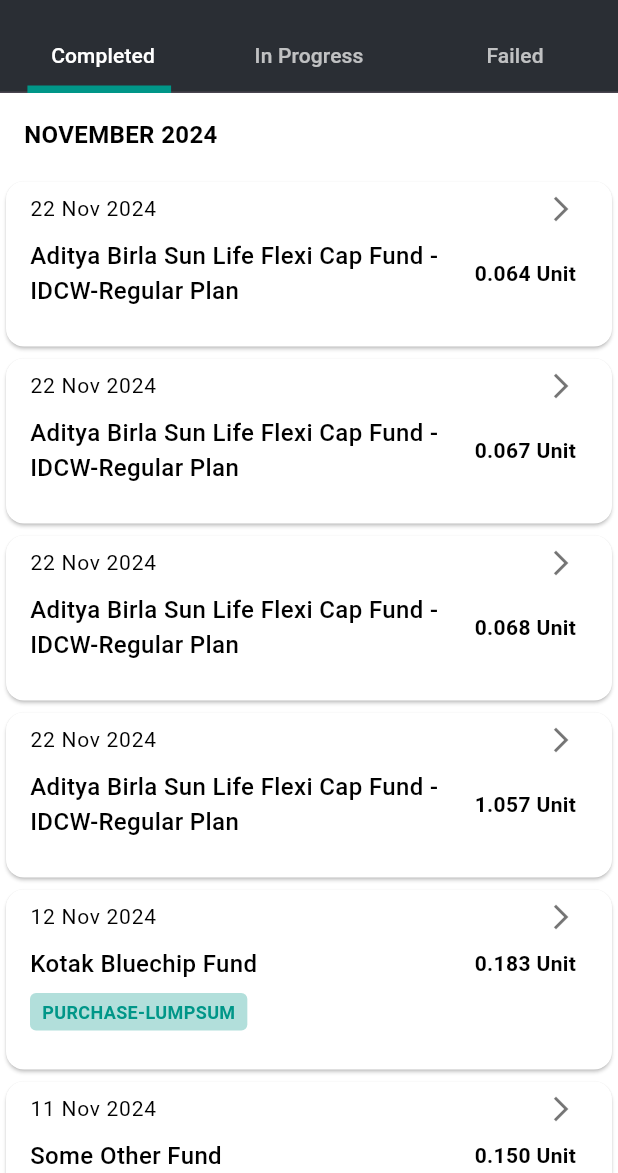
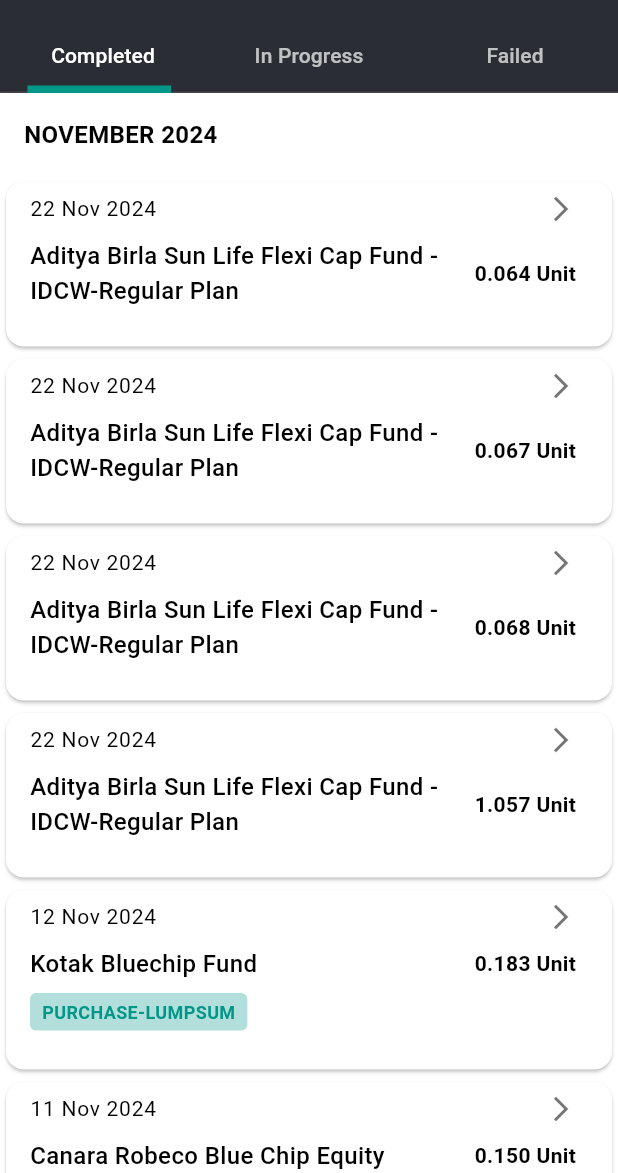
Before and after one commit to Paul-sharon/Funds-Genie, a Flutter app: the TransactionCompleted screen opened directly, on a phone screen of 412 x 824 dp, the part 63-1236 px from its top. Run offline on Flutter 3.47's test engine with Material 3 defaults, Android fonts, the phone set to English and light mode, and no system bars.

Commit message:
Canara Robeco Blue Chip Equity

```diff
--- a/lib/portfolio/TransactionCompleted.dart
+++ b/lib/portfolio/TransactionCompleted.dart
@@ -120,7 +120,7 @@
         ),
         TransactionCard(
           date: '11 Nov 2024',
-          fundName: 'Some Other Fund',
+          fundName: 'Canara Robeco Blue Chip Equity',
           units: '0.150 Unit',
         ),
       ],
```
